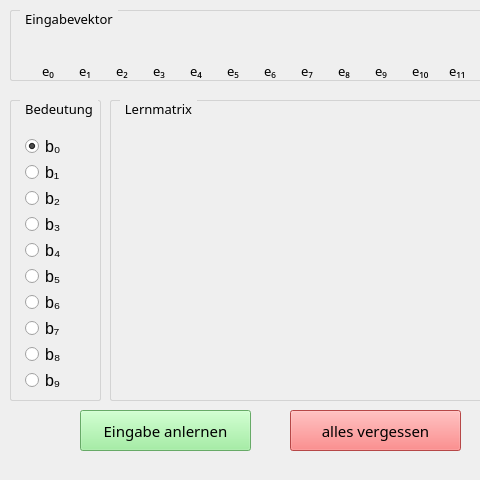
Above: mainwindow.ui from matthiaszipp/steinbuch before the change; both pictures show x 0 to 480 and y 0 to 480 of the 800 by 480 pixel window. Below: the same form after it.
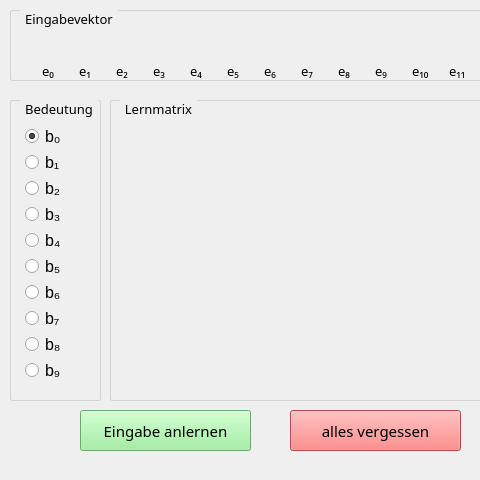
That is the form after the change.

```diff
--- a/mainwindow.ui
+++ b/mainwindow.ui
@@ -59,7 +59,7 @@
      <property name="geometry">
       <rect>
        <x>0</x>
-       <y>0</y>
+       <y>-10</y>
        <width>81</width>
        <height>301</height>
       </rect>
```
